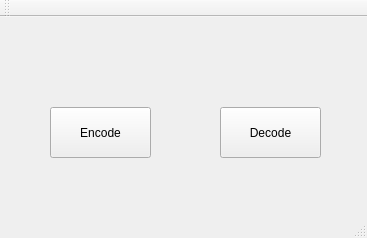
First picture: the form in mainwindow.ui, repository Arnexx/Steganography, before the edit.
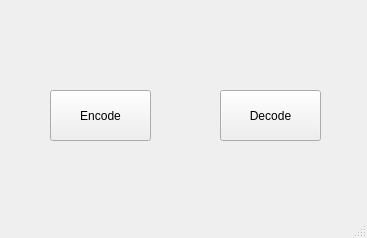
Second picture: the form after the edit.

The edit to the form file:
```diff
--- a/mainwindow.ui
+++ b/mainwindow.ui
@@ -13,6 +13,9 @@
   <property name="windowTitle">
    <string>Steganography NIRS Artuykhov</string>
   </property>
+  <property name="styleSheet">
+   <string notr="true"/>
+  </property>
   <widget class="QWidget" name="centralWidget">
    <widget class="QPushButton" name="encodeButton">
     <property name="geometry">
@@ -51,14 +54,6 @@
     </rect>
    </property>
   </widget>
-  <widget class="QToolBar" name="mainToolBar">
-   <attribute name="toolBarArea">
-    <enum>TopToolBarArea</enum>
-   </attribute>
-   <attribute name="toolBarBreak">
-    <bool>false</bool>
-   </attribute>
-  </widget>
   <widget class="QStatusBar" name="statusBar"/>
  </widget>
  <layoutdefault spacing="6" margin="11"/>
```
Left out of the diff: 3 changed lines with no effect on the pictures.
